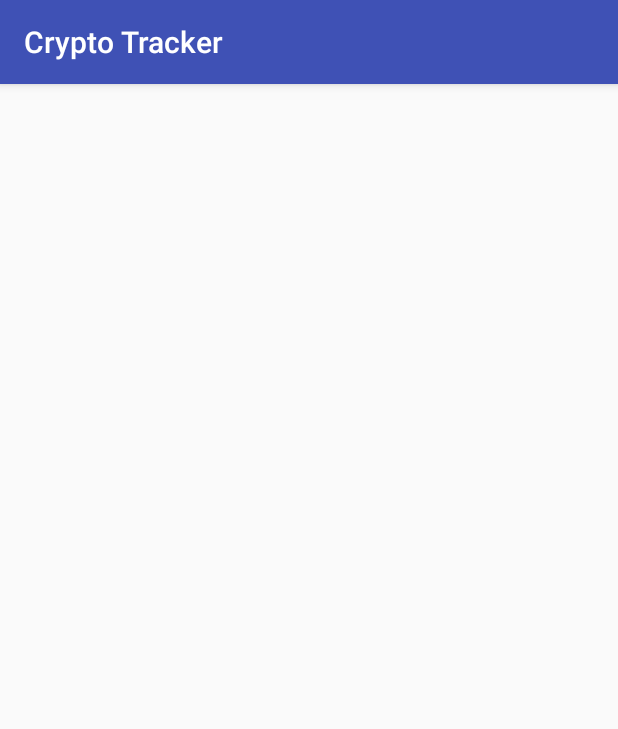
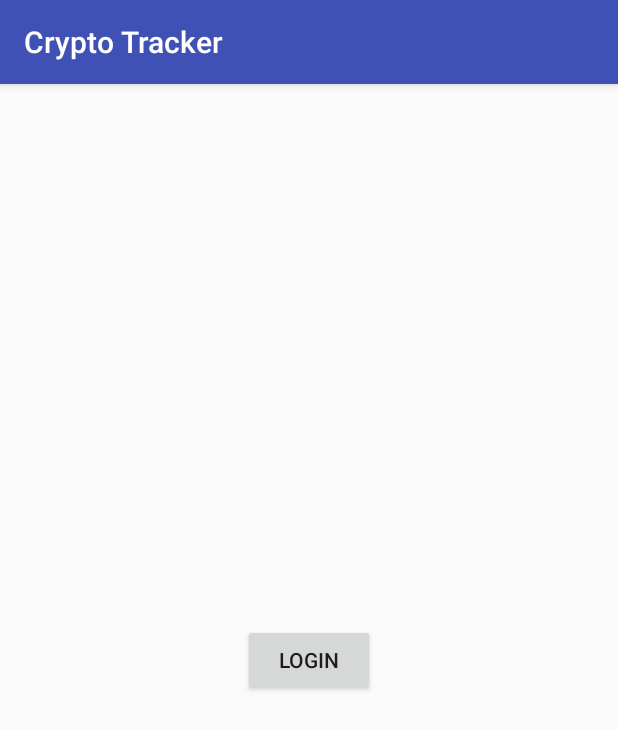
Before and after one commit to birandkoray/android-cryptotracker, an Android app: the screen it shows after launch (RestActivity before the commit, MainActivity after it), on a phone screen of 412 x 824 dp. Shown: the top 729 px of the screen. Run offline under Robolectric (Android 15) with nearby library versions, the phone set to English and light mode, and no system bars; our stand-ins replace Firebase (no records; nobody signed in at launch, a user with empty details on screens opened directly).

```diff
--- a/app/src/main/AndroidManifest.xml
+++ b/app/src/main/AndroidManifest.xml
@@ -19,6 +19,7 @@
                 <category android:name="android.intent.category.LAUNCHER" />
             </intent-filter>
         </activity>
+        <activity android:name=".MainActivity" android:configChanges="orientation|screenSize"/>
         <activity android:name=".RestActivity" android:configChanges="orientation|screenSize"/>
     </application>
 
--- /dev/null
+++ b/app/src/main/java/app/android/com/cryptotracker/MainActivity.kt
@@ -0,0 +1,50 @@
+package app.android.com.cryptotracker
+
+import android.content.Intent
+import android.os.Bundle
+import android.support.design.widget.Snackbar
+import android.support.v7.app.AppCompatActivity
+import android.view.View
+import android.widget.Button
+import app.android.com.cryptotracker.constants.Constants
+import com.google.firebase.auth.FirebaseAuth
+
+class MainActivity : AppCompatActivity() {
+
+    var fbAuth = FirebaseAuth.getInstance()
+
+    override fun onCreate(savedInstanceState: Bundle?) {
+        super.onCreate(savedInstanceState)
+        setContentView(R.layout.activity_main)
+
+        var btnLogin = findViewById<Button>(R.id.btnLogin)
+        btnLogin.setOnClickListener { view ->
+            signIn(view, Constants.EMAIL , Constants.PASSWORD)
+        }
+
+    }
+
+    fun signIn(view: View, email: String,
+               password: String) {
+
+        showMessage(view, "Authenticating...")
+
+        fbAuth.signInWithEmailAndPassword(email, password)
+                .addOnCompleteListener(this) { task ->
+                    if (task.isSuccessful) {
+                        var intent = Intent(this, RestActivity::class.java)
+                        intent.putExtra("id", fbAuth.currentUser?.email)
+                        startActivity(intent)
+                    } else {
+                        showMessage(view, "Error: ${task.exception?.message}")
+                    }
+                }
+    }
+
+    fun showMessage(view: View, message: String) {
+        Snackbar.make(view, message, Snackbar.LENGTH_INDEFINITE)
+                .setAction("Action", null)
+                .show()
+    }
+
+}
--- a/app/src/main/java/app/android/com/cryptotracker/RestActivity.kt
+++ b/app/src/main/java/app/android/com/cryptotracker/RestActivity.kt
@@ -13,6 +13,7 @@ import android.view.View
 import android.widget.ProgressBar
 import android.widget.Toast
 import app.android.com.cryptotracker.adapter.ListAdapter
+import app.android.com.cryptotracker.constants.Constants
 import app.android.com.cryptotracker.model.Item
 import com.google.gson.GsonBuilder
 import com.google.gson.reflect.TypeToken
@@ -27,10 +28,6 @@ class RestActivity : AppCompatActivity(), SwipeRefreshLayout.OnRefreshListener {
 
     private val progressBar: ProgressBar by lazy { findViewById<ProgressBar>(R.id.pBar) }
 
-    object Constant {
-        val apiBaseURL = "https://api.coinmarketcap.com"
-    }
-
     override fun onCreate(savedInstanceState: Bundle?) {
         super.onCreate(savedInstanceState)
         setContentView(R.layout.activity_rest)
@@ -39,7 +36,7 @@ class RestActivity : AppCompatActivity(), SwipeRefreshLayout.OnRefreshListener {
         progressBar.visibility = View.VISIBLE
         if (isNetworkAvailable()) restCall()
         else {
-            progressBar.visibility = View.GONE; Toast.makeText(this, "NO INTERNET CONNECTION", Toast.LENGTH_LONG).show()
+            progressBar.visibility = View.GONE; Toast.makeText(this, Constants.NETWORK_ERROR_MSG, Toast.LENGTH_LONG).show()
         }
     }
 
@@ -55,7 +52,7 @@ class RestActivity : AppCompatActivity(), SwipeRefreshLayout.OnRefreshListener {
     private fun restCall() {
         val client = OkHttpClient()
         val request = Request.Builder()
-                .url(Constant.apiBaseURL + "/v1/ticker/?limit=10")
+                .url(Constants.APIURL)
                 .build()
 
 
@@ -66,7 +63,6 @@ class RestActivity : AppCompatActivity(), SwipeRefreshLayout.OnRefreshListener {
                     }
 
                     override fun onResponse(call: Call, response: Response) {
-                        Log.d("SALMAN", "initRecyclerView : init recyclerview.")
                         val body = response.body()?.string()
                         val gson = GsonBuilder().create()
                         val itemList = gson.fromJson<List<Item>>(body, object : TypeToken<List<Item>>() {}.type)
--- a/app/src/main/java/app/android/com/cryptotracker/SplashScreenActivity.kt
+++ b/app/src/main/java/app/android/com/cryptotracker/SplashScreenActivity.kt
@@ -9,7 +9,7 @@ class SplashScreenActivity: AppCompatActivity() {
     override fun onCreate(savedInstanceState: Bundle?) {
         super.onCreate(savedInstanceState)
         setContentView(R.layout.activity_splash_screen)
-        val intent = Intent(applicationContext , RestActivity::class.java)
+        val intent = Intent(applicationContext , MainActivity::class.java)
         startActivity(intent)
         finish()
     }
--- /dev/null
+++ b/app/src/main/res/layout/activity_main.xml
@@ -0,0 +1,22 @@
+<?xml version="1.0" encoding="utf-8"?>
+<android.support.constraint.ConstraintLayout xmlns:android="http://schemas.android.com/apk/res/android"
+    xmlns:app="http://schemas.android.com/apk/res-auto"
+    xmlns:tools="http://schemas.android.com/tools"
+    android:layout_width="match_parent"
+    android:layout_height="match_parent"
+    tools:context=".MainActivity">
+
+    <Button
+        android:id="@+id/btnLogin"
+        android:layout_width="wrap_content"
+        android:layout_height="wrap_content"
+        android:text="Login"
+        app:layout_constraintBottom_toBottomOf="parent"
+        app:layout_constraintEnd_toEndOf="parent"
+        app:layout_constraintStart_toStartOf="parent"
+        app:layout_constraintTop_toTopOf="parent"
+        tools:layout_editor_absoluteX="148dp"
+        tools:layout_editor_absoluteY="231dp" />
+
+
+</android.support.constraint.ConstraintLayout>
--- a/build.gradle
+++ b/build.gradle
@@ -12,6 +12,7 @@ buildscript {
 
         // NOTE: Do not place your application dependencies here; they belong
         // in the individual module build.gradle files
+        classpath 'com.google.gms:google-services:4.1.0'
     }
 }
 
```
Also changed, not shown: app/build.gradle (+10 -5 lines), app/src/main/java/app/android/com/cryptotracker/constants/Constants.kt (added, +8 -0 lines), 1 other file.
